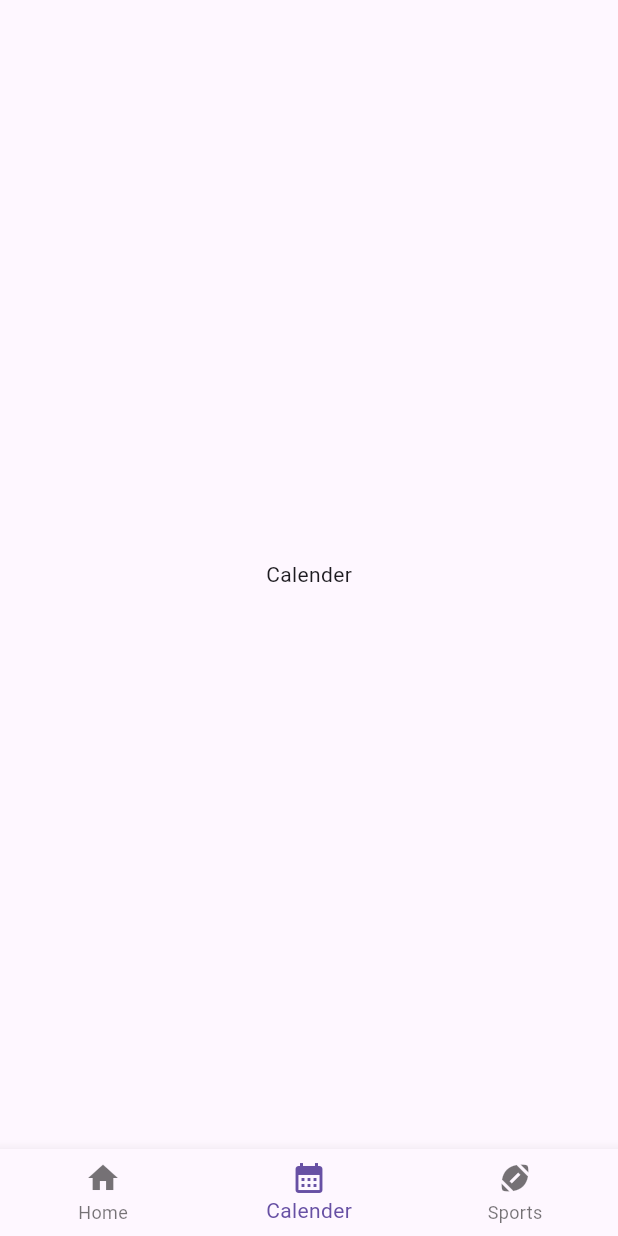
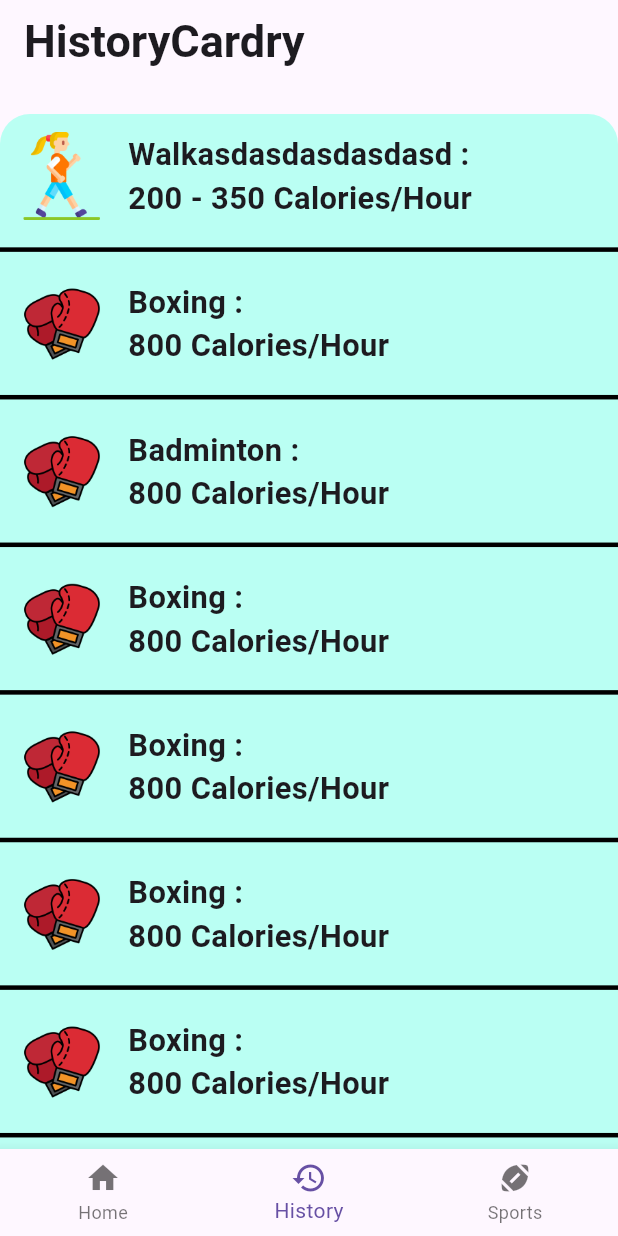
Before and after one commit to Project-Mobile-Sun-Palm/project-mobile, a Flutter app: the BottomNavBar screen opened by its route, item 2 of the bottom bar chosen, on a phone screen of 412 x 824 dp. Run offline on Flutter 3.47's test engine with Material 3 defaults, Android fonts, the light colour scheme and no system bars; our stand-ins replace cloud_firestore, firebase_auth, firebase_core, firebase_storage, image_picker, syncfusion_flutter_gauges; missing offline and left inert: stroke_text; accounts and stored records are empty; network calls fail.

Commit message:
create_history

```diff
--- a/lib/controllers/login_controller.dart
+++ b/lib/controllers/login_controller.dart
@@ -1,17 +1,17 @@
-import 'package:flutter/material.dart';
-import 'package:project/views/login_screen.dart';
+// import 'package:flutter/material.dart';
+// import 'package:project/views/login_screen.dart';
 
-class LogInController extends StatefulWidget {
-  const LogInController({super.key});
+// class LogInController extends StatefulWidget {
+//   const LogInController({super.key});
 
-  @override
-  State<LogInController> createState() => _LogInControllerState();
-}
+//   @override
+//   State<LogInController> createState() => _LogInControllerState();
+// }
 
-class _LogInControllerState extends State<LogInController> {
+// class _LogInControllerState extends State<LogInController> {
 
-  @override
-  Widget build(BuildContext context) {
-    return LogInScreen();
-  }
-}
+//   @override
+//   Widget build(BuildContext context) {
+//     return LogInScreen();
+//   }
+// }
--- a/lib/main.dart
+++ b/lib/main.dart
@@ -1,10 +1,10 @@
 import 'package:firebase_auth/firebase_auth.dart';
 import 'package:flutter/material.dart';
-import 'package:project/controllers/login_controller.dart';
 import 'package:project/firebase_options.dart';
+import 'package:project/views/login_screen.dart';
 import 'views/signup_screen.dart';
 import 'views/home/home_screen.dart';
-import 'views/calender_screen.dart';
+import 'views/history/history_screen.dart';
 import 'views/sports/sports_screen.dart';
 import 'views/bmi_screen.dart';
 import 'views/menu/menu_screen.dart';
@@ -34,7 +34,7 @@ void main() async {
     routes: {
       '/': (context) => const MainPage(),
       '/bottomnavbar': (context) => const BottomNavBar(),
-      '/login_screen': (context) => const LogInController(),
+      '/login_screen': (context) => const LogInScreen(),
       '/home_screen': (context) => const HomeScreen(),
       '/bmi_screen': (context) => const BMIScreen(),
       '/signup_screen': (context) => const SignUpScreen(),
@@ -58,7 +58,7 @@ class BottomNavBar extends StatefulWidget {
 
 class _BottomNavBarState extends State<BottomNavBar> {
   int indexBottomNav = 0;
-  List widgetOption = const [HomeScreen(), CalenderScreen(), SportsScreen()];
+  List widgetOption = const [HomeScreen(), HistoryScreen(), SportsScreen()];
 
   @override
   Widget build(BuildContext context) {
@@ -70,7 +70,7 @@ class _BottomNavBarState extends State<BottomNavBar> {
         items: const [
           BottomNavigationBarItem(icon: Icon(Icons.home), label: 'Home'),
           BottomNavigationBarItem(
-              icon: Icon(Icons.calendar_month), label: 'Calender'),
+              icon: Icon(Icons.history), label: 'History'),
           BottomNavigationBarItem(
               icon: Icon(Icons.sports_football), label: 'Sports'),
         ],
--- a/lib/main_page.dart
+++ b/lib/main_page.dart
@@ -1,5 +1,6 @@
 import 'package:cloud_firestore/cloud_firestore.dart';
 import 'package:flutter/material.dart';
+import 'package:project/main.dart';
 import 'package:project/models/account.dart';
 import 'package:project/services/auth.dart';
 import 'package:project/services/database_services.dart';
@@ -27,11 +28,13 @@ class _MainPageState extends State<MainPage> {
         stream: Auth().authStateChanges,
         builder: (context, snapshot) {
           if (snapshot.hasData) {
-                return LogInScreen();
+            return const BottomNavBar();
           } else {
             return LogInScreen();
           }
-            }));
+        }
+      )
+    );
   }
 
   Widget _messagesListView() {
--- a/lib/views/calender_screen.dart
+++ /dev/null
@@ -1,15 +0,0 @@
-import 'package:flutter/material.dart';
-
-class CalenderScreen extends StatefulWidget {
-  const CalenderScreen({super.key});
-
-  @override
-  State<CalenderScreen> createState() => _CalenderScreenState();
-}
-
-class _CalenderScreenState extends State<CalenderScreen> {
-  @override
-  Widget build(BuildContext context) {
-    return Center(child: Text("Calender"));
-  }
-}
--- /dev/null
+++ b/lib/views/history/history_card.dart
@@ -0,0 +1,63 @@
+import 'package:flutter/material.dart';
+
+class HistoryCard extends StatelessWidget {
+  const HistoryCard(
+      {super.key,
+      required this.sportName,
+      required this.calories,
+      required this.sportPic});
+
+  final String sportName;
+  final String sportPic;
+  final String calories;
+
+  @override
+  Widget build(BuildContext context) {
+    return Column(
+      children: [
+        Container(
+          padding: const EdgeInsets.all(12),
+          height: MediaQuery.of(context).size.height * 0.1,
+          width: MediaQuery.of(context).size.width * 1.0,
+          child: Row(
+            mainAxisAlignment: MainAxisAlignment.start,
+            children: [
+              Image.asset("assets/images/$sportPic"),
+              const SizedBox(width: 15),
+              Column(
+                mainAxisAlignment: MainAxisAlignment.center,
+                crossAxisAlignment: CrossAxisAlignment.start,
+                children: [
+                  Text(
+                    "$sportName : ",
+                    style: TextStyle(
+                        fontSize:  defineFont(sportName, context),
+                        fontWeight: FontWeight.bold),
+                    textAlign: TextAlign.left,
+                  ),
+                  Text(
+                    "$calories Calories/Hour",
+                    style: TextStyle(
+                        fontSize:  defineFont(sportName, context),
+                        fontWeight: FontWeight.bold),
+                  ),
+                ],
+              )
+            ],
+          ),
+        ),
+        const Divider(
+          color: Colors.black,
+          thickness: 3,
+        ),
+      ],
+    );
+  }
+
+  double defineFont(String message, var context){
+    if(message.length < 20){
+      return MediaQuery.of(context).size.width / 20;
+    }
+    return MediaQuery.of(context).size.width / (message.length);
+  }
+}
--- /dev/null
+++ b/lib/views/history/history_screen.dart
@@ -0,0 +1,93 @@
+import 'package:flutter/material.dart';
+import 'package:project/views/history/history_card.dart';
+
+class HistoryScreen extends StatelessWidget {
+  const HistoryScreen({super.key});
+
+  @override
+  Widget build(BuildContext context) {
+    return Scaffold(
+      resizeToAvoidBottomInset: true,
+      appBar: AppBar(
+        title: const Text(
+          "HistoryCardry",
+          style: TextStyle(fontSize: 30, fontWeight: FontWeight.bold),
+        ),
+        automaticallyImplyLeading: false,
+      ),
+      body: SingleChildScrollView(
+          child: Column(
+        mainAxisAlignment: MainAxisAlignment.start,
+        children: [
+
+          SizedBox(
+            height: 20,
+          ),
+          Container(
+            decoration: const BoxDecoration(
+                color: Color.fromRGBO(186, 255, 243, 1),
+                borderRadius: BorderRadius.only(
+                    topLeft: Radius.circular(20),
+                    topRight: Radius.circular(20))),
+            child: Expanded(
+              child: Container(
+                child: const Column(
+                  children: [
+                    HistoryCard(
+                        sportName: "Walkasdasdasdasdasd",
+                        calories: "200 - 350",
+                        sportPic: "walking.png"),
+                    HistoryCard(
+                        sportName: "Boxing",
+                        calories: "800",
+                        sportPic: "boxing-gloves.png"),
+                    HistoryCard(
+                        sportName: "Badminton",
+                        calories: "800",
+                        sportPic: "boxing-gloves.png"),
+                    HistoryCard(
+                        sportName: "Boxing",
+                        calories: "800",
+                        sportPic: "boxing-gloves.png"),
+                    HistoryCard(
+                        sportName: "Boxing",
+                        calories: "800",
+                        sportPic: "boxing-gloves.png"),
+                    HistoryCard(
+                        sportName: "Boxing",
+                        calories: "800",
+                        sportPic: "boxing-gloves.png"),
+                    HistoryCard(
+                        sportName: "Boxing",
+                        calories: "800",
+                        sportPic: "boxing-gloves.png"),
+                    HistoryCard(
+                        sportName: "Boxing",
+                        calories: "800",
+                        sportPic: "boxing-gloves.png"),
+                    HistoryCard(
+                        sportName: "Boxing",
+                        calories: "800",
+                        sportPic: "boxing-gloves.png"),
+                    HistoryCard(
+                        sportName: "Boxing",
+                        calories: "800",
+                        sportPic: "boxing-gloves.png"),
+                    HistoryCard(
+                        sportName: "Boxing",
+                        calories: "800",
+                        sportPic: "boxing-gloves.png"),
+                    HistoryCard(
+                        sportName: "Walk",
+                        calories: "200 - 350",
+                        sportPic: "walking.png"),
+                  ],
+                ),
+              ),
+            ),
+          ),
+        ],
+      )),
+    );
+  }
+}
--- a/lib/views/home/home_screen.dart
+++ b/lib/views/home/home_screen.dart
@@ -106,8 +106,11 @@ class _HomeScreenState extends State<HomeScreen> {
                 crossAxisAlignment: CrossAxisAlignment.start,
                 children: [
                   Text(username,
-                      style:
-                          TextStyle(fontWeight: FontWeight.bold, fontSize: defineFont(username, context, 15))),
+                    style: TextStyle(
+                      fontWeight: FontWeight.bold,
+                      fontSize: defineFont(username, context, 15)
+                    )
+                  ),
                   // Text("bio: (inspiration)",
                   //     style:
                   //         TextStyle(fontWeight: FontWeight.bold, fontSize: 18)),
@@ -118,7 +121,7 @@ class _HomeScreenState extends State<HomeScreen> {
 
 // LogOut
               Padding(
-                padding: EdgeInsets.fromLTRB(0, 0, 15, 0),
+                padding: EdgeInsets.fromLTRB(0, 0, 20, 0),
                 child: InkWell(
                   onTap: () {
                     Auth().signOut();
--- a/lib/views/login_screen.dart
+++ b/lib/views/login_screen.dart
@@ -3,7 +3,7 @@ import 'package:firebase_auth/firebase_auth.dart';
 import 'package:project/services/auth.dart';
 
 class LogInScreen extends StatefulWidget {
-  LogInScreen({super.key});
+  const LogInScreen({super.key});
 
   @override
   State<LogInScreen> createState() => _LogInScreenState();
```
Lines whose indentation alone changed are shown as unchanged.
